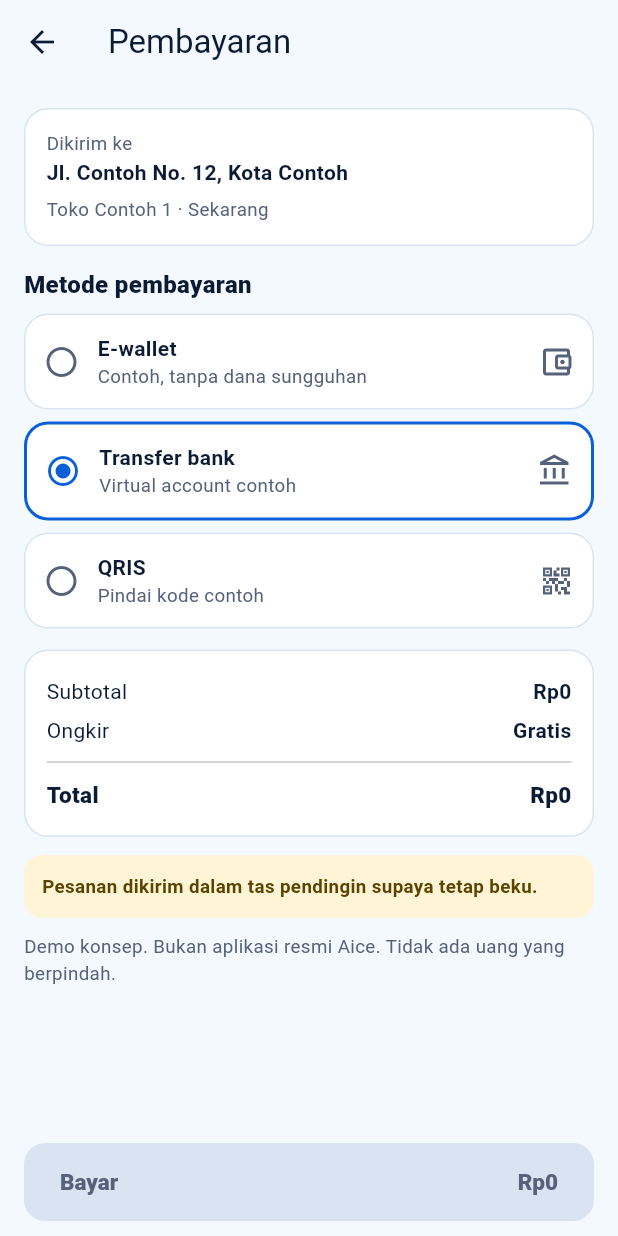
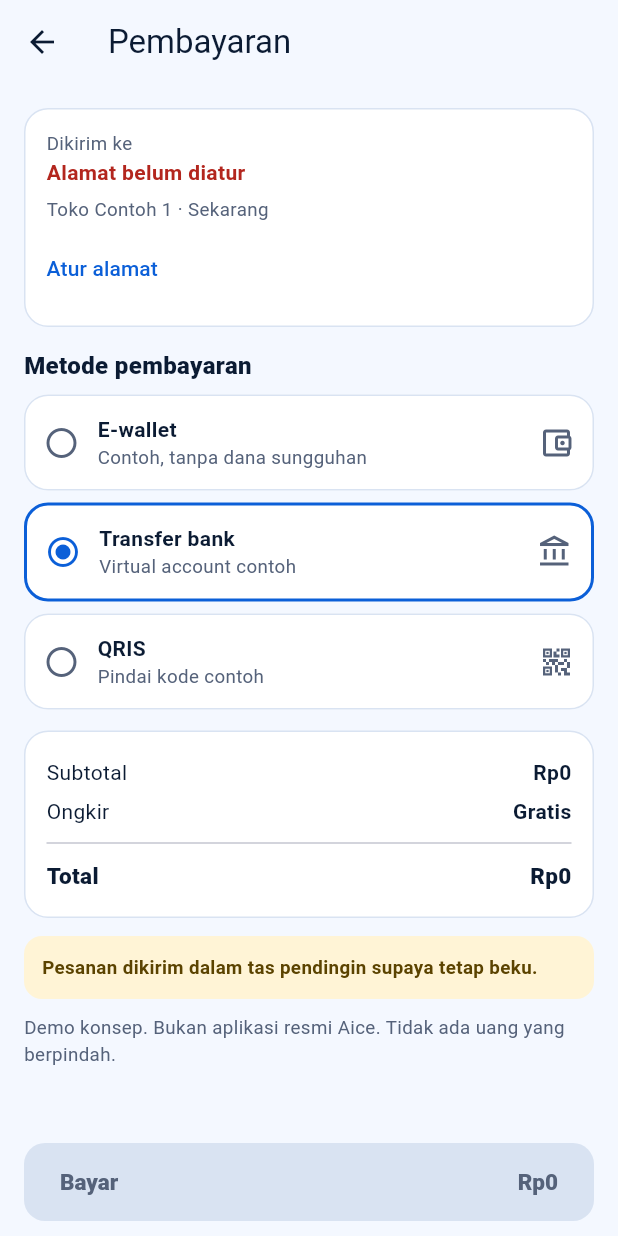
Before and after one commit to FarrelAlfarabi/Aice-Shopping, a Flutter app: the CheckoutScreen screen opened directly, after a tap on "Transfer bank", on a phone screen of 412 x 824 dp. Run offline on Flutter 3.47's test engine with Material 3 defaults, Android fonts, the phone set to English and light mode, and no system bars; project files that could hold a hidden picture were left out.

Commit message:
Intro with placeholder logo, skip onboarding, set address later
Home is reached right after the intro. Address bar on Home and a prompt
at checkout open the address and store picker. Logo is one swappable widget.

Co-Authored-By: Claude Sonnet 5.5 <noreply@anthropic.com>
Claude-Session: https://claude.ai/code/session_01TXhGFMSQ4VPJVZB5EkWNv2

```diff
--- a/prototype/lib/intro.dart
+++ b/prototype/lib/intro.dart
@@ -1,22 +1,21 @@
 import 'package:flutter/material.dart';
+import 'logo.dart';
 import 'state.dart';
 import 'ui.dart';
 
-/// One slide of the welcome screen: a drawn placeholder plus two lines of text.
+/// One slide of the welcome screen: two lines of text under the logo.
 class IntroSlide {
-  final IconData icon;
-  final IconData badge;
   final String title;
   final String body;
-  const IntroSlide(this.icon, this.badge, this.title, this.body);
+  const IntroSlide(this.title, this.body);
 }
 
 const introSlides = [
-  IntroSlide(Icons.icecream, Icons.ac_unit, 'Es krim, tetap beku.',
+  IntroSlide('Es krim, tetap beku.',
       'Pesan es krim favoritmu dari toko terdekat.'),
-  IntroSlide(Icons.local_shipping_outlined, Icons.ac_unit,
-      'Diantar dalam kotak dingin', 'Sampai di pintu rumah tanpa meleleh.'),
-  IntroSlide(Icons.location_on_outlined, Icons.check, 'Pantau pesananmu',
+  IntroSlide('Diantar dalam kotak dingin',
+      'Sampai di pintu rumah tanpa meleleh.'),
+  IntroSlide('Pantau pesananmu',
       'Lihat posisi pesanan dari toko sampai tiba.'),
 ];
 
@@ -44,7 +43,9 @@ class _IntroScreenState extends State<IntroScreen> {
       backgroundColor: C.bg,
       body: SafeArea(
         child: Column(children: [
-          Expanded(
+          const Expanded(child: Center(child: BrandLogo(size: 150))),
+          SizedBox(
+            height: 120,
             child: PageView.builder(
               controller: controller,
               itemCount: introSlides.length,
@@ -86,37 +87,6 @@ class _SlideView extends StatelessWidget {
   Widget build(BuildContext context) => Padding(
         padding: const EdgeInsets.symmetric(horizontal: 28),
         child: Column(mainAxisAlignment: MainAxisAlignment.center, children: [
-          // Drawn placeholder brand mark, no real logo.
-          SizedBox(
-            width: 190,
-            height: 190,
-            child: Stack(alignment: Alignment.center, children: [
-              Container(
-                  decoration:
-                      const BoxDecoration(color: C.tint, shape: BoxShape.circle)),
-              Container(
-                width: 130,
-                height: 130,
-                decoration:
-                    const BoxDecoration(color: C.pri, shape: BoxShape.circle),
-                child: Icon(slide.icon, size: 68, color: Colors.white),
-              ),
-              Positioned(
-                right: 16,
-                bottom: 22,
-                child: Container(
-                  width: 44,
-                  height: 44,
-                  decoration: BoxDecoration(
-                      color: C.acc,
-                      shape: BoxShape.circle,
-                      border: Border.all(color: C.bg, width: 3)),
-                  child: Icon(slide.badge, size: 24, color: C.accInk),
-                ),
-              ),
-            ]),
-          ),
-          const SizedBox(height: 32),
           Text(slide.title,
               textAlign: TextAlign.center,
               style: const TextStyle(
--- a/prototype/lib/screens_b.dart
+++ b/prototype/lib/screens_b.dart
@@ -269,9 +269,18 @@ class CheckoutScreen extends StatelessWidget {
         Panel(
           child: Column(crossAxisAlignment: CrossAxisAlignment.start, children: [
             const Text('Dikirim ke', style: tMuted),
-            Text(s.address, style: tBold),
+            Text(s.hasAddress ? s.address : 'Alamat belum diatur',
+                key: const ValueKey('checkout-address'),
+                style: s.hasAddress ? tBold : tBold.copyWith(color: C.danger)),
             const SizedBox(height: 6),
             Text('${s.store.name} · ${s.slot}', style: tMuted),
+            const SizedBox(height: 6),
+            TextButton(
+              key: const ValueKey('checkout-set-address'),
+              style: TextButton.styleFrom(padding: EdgeInsets.zero),
+              onPressed: () => openAddress(context),
+              child: Text(s.hasAddress ? 'Ubah alamat atau toko' : 'Atur alamat'),
+            ),
           ]),
         ),
         const SizedBox(height: 14),
@@ -303,8 +312,13 @@ class CheckoutScreen extends StatelessWidget {
               trailing: rp(p.total),
               onPressed: s.cartEmpty
                   ? null
-                  : () => Navigator.of(context).pushReplacement(
-                      MaterialPageRoute(builder: (_) => const ProcessingScreen()))),
+                  : () async {
+                      // No address yet: ask for it first, then go on.
+                      if (!s.hasAddress && !await openAddress(context)) return;
+                      if (!context.mounted) return;
+                      Navigator.of(context).pushReplacement(MaterialPageRoute(
+                          builder: (_) => const ProcessingScreen()));
+                    }),
         ),
       ),
     );
--- a/prototype/lib/state.dart
+++ b/prototype/lib/state.dart
@@ -38,11 +38,10 @@ class Order {
 class AppState extends ChangeNotifier {
   // Choices
   Store store = stores.first;
-  String address = savedAddresses.first;
+  String address = ''; // empty until the person sets it
   String slot = 'Sekarang';
   String payment = 'E-wallet';
   bool introSeen = false;
-  bool onboarded = false;
 
   // Cart (device only)
   final Map<String, int> _qty = {};
@@ -69,6 +68,8 @@ class AppState extends ChangeNotifier {
   int get itemCount => _qty.values.fold(0, (a, b) => a + b);
   bool get cartEmpty => itemCount == 0;
 
+  bool get hasAddress => address.trim().isNotEmpty;
+
   Voucher? get voucher => voucherStatus == VoucherStatus.ok ? _voucher : null;
   Pricing get pricing => computePricing(lines, voucher);
 
@@ -84,11 +85,6 @@ class AppState extends ChangeNotifier {
 
   void finishIntro() {
     introSeen = true;
-    notifyListeners();
-  }
-
-  void finishOnboarding() {
-    onboarded = true;
     notifyListeners();
   }
 
@@ -191,12 +187,11 @@ class AppState extends ChangeNotifier {
       ..clear()
       ..add(_sampleOrder());
     store = stores.first;
-    address = savedAddresses.first;
+    address = '';
     slot = 'Sekarang';
     payment = 'E-wallet';
     makeLate = false;
     introSeen = false;
-    onboarded = false;
     notifyListeners();
   }
 }
```
Also changed, not shown: prototype/lib/logo.dart (added, +78 -0 lines), prototype/lib/screens_a.dart (+41 -34 lines), prototype/deploy/assets/fonts/MaterialIcons-Regular.otf, 3 other files.
